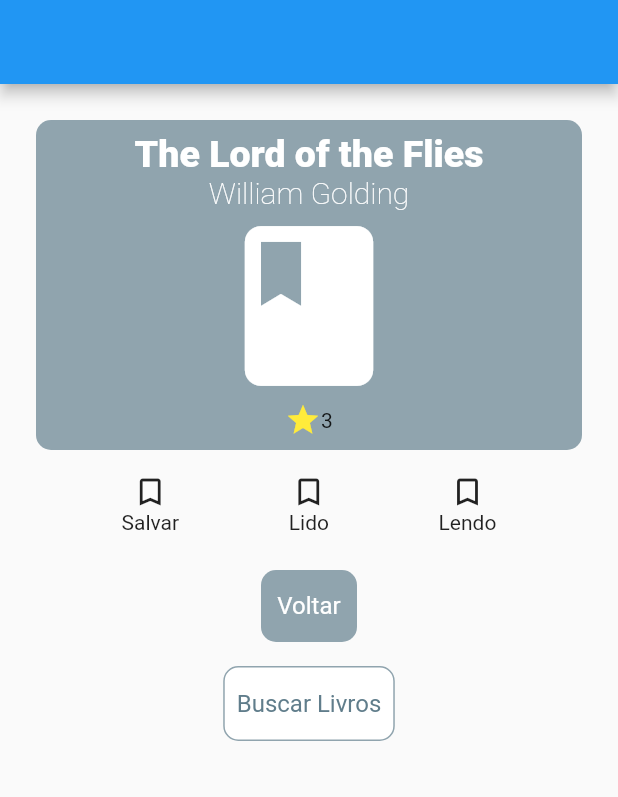
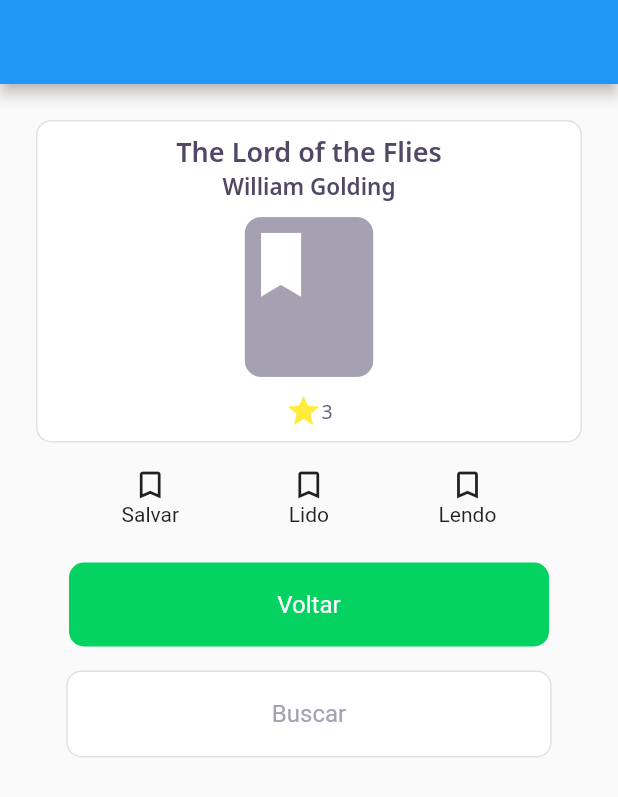
Before and after one commit to 11emilia11/bookshelvesapp, a Flutter app: the screen it shows after launch, on a phone screen of 412 x 824 dp. Shown: the top 797 px of the screen. Run offline on Flutter 3.47's test engine with Material 2 defaults, Android fonts, the phone set to English and light mode, and no system bars; our stand-ins replace google_fonts.

Commit message:
book detail layout ok

```diff
--- a/lib/book/book_detail_page.dart
+++ b/lib/book/book_detail_page.dart
@@ -1,4 +1,6 @@
 import 'package:flutter/material.dart';
+import 'package:bookshelvesapp/core/app_colors.dart';
+import 'package:bookshelvesapp/core/app_text_styles.dart';
 
 class BookDetailPage extends StatefulWidget {
   @override
@@ -17,7 +19,10 @@
 
             children: [
               Container(
-                decoration: BoxDecoration(color: Colors.blueGrey[300], borderRadius:  BorderRadius.circular(10.0) ),
+                decoration: BoxDecoration(
+                  border: Border.fromBorderSide(BorderSide(color: AppColors.border)),color: AppColors.white,
+                  borderRadius: BorderRadius.circular(10)
+                  ),
 
                 margin: const EdgeInsets.all(16),
                 padding: const EdgeInsets.all(8.0),
@@ -26,16 +31,17 @@
                   Column(
                     mainAxisAlignment: MainAxisAlignment.spaceEvenly,
                     children: [
-                      Text('The Lord of the Flies', style: TextStyle(fontWeight: FontWeight.w800, fontSize: 25, color: Colors.white), ),
-                      Text('William Golding', style: TextStyle(fontWeight: FontWeight.w200, fontSize: 20, color: Colors.white), ),
+                      Text('The Lord of the Flies', style: AppTextStyles.heading ),
+                      Text('William Golding', style: AppTextStyles.heading15 ),
                       Icon(Icons.book_rounded, size: 128,
-                       color: Colors.white),
+                       color: AppColors.lightGrey),
                       Row(
+
                         mainAxisAlignment: MainAxisAlignment.center,
 
                         children: [
                           Icon(Icons.star, color: Colors.yellow,),
-                          Text('3', style: TextStyle(fontWeight: FontWeight.w400))
+                          Text('3', style: AppTextStyles.body)
 
                       ],)],
                   ),),
@@ -68,12 +74,14 @@
               Container(
                 padding: EdgeInsets.all(16),
                 child: Column(
-                  mainAxisAlignment: MainAxisAlignment.spaceAround,
+                  mainAxisAlignment: MainAxisAlignment.spaceEvenly,
                   children: [
                     Container(
                       margin: EdgeInsets.all(8),
+                      padding: const EdgeInsets.only(left: 128, right: 128, top: 4, bottom: 4),
                       decoration: BoxDecoration(borderRadius: BorderRadius.circular(10.0),
-                     color:Colors.blueGrey[300] ),
+
+                     color: AppColors.darkGreen ),
                       child: TextButton(
                         style: TextButton.styleFrom(
                           textStyle: const TextStyle(fontSize: 16)),
@@ -83,14 +91,15 @@
 
                     Container(
                      margin: EdgeInsets.all(8),
+                     padding: const EdgeInsets.only(left: 128, right: 128, top: 4, bottom: 4),
                      decoration: BoxDecoration(borderRadius: BorderRadius.circular(10.0),
-                     border: Border.all(width: 1, color: Colors.blueGrey[300]),
+                     border: Border.all(width: 1, color:  Color(0xFFE1E1E6)),
                      color:Colors.white),
                       child: TextButton(
                         style: TextButton.styleFrom(
                           textStyle: const TextStyle(fontSize: 16)),
                         onPressed: () {},
-                        child: const Text('Buscar Livros', style: TextStyle(color: Colors.blueGrey)),),
+                        child: const Text('Buscar', style: TextStyle(color:  Color(0xFFA6A1B2))),),
                     ),
 
                   ],
--- /dev/null
+++ b/lib/core/app_colors.dart
@@ -0,0 +1,38 @@
+import 'package:flutter/material.dart';
+
+class AppColors {
+  static final Color purple = Color(0xFF8257E5);
+  static final Color white = Color(0xFFFFFFFF);
+  static final Color black = Color(0xFF514766);
+  static final Color grey = Color(0xFF6E6680);
+  static final Color lightGrey = Color(0xFFA6A1B2);
+  static final Color border = Color(0xFFE1E1E6);
+  static final Color chartSecondary = Color(0xFFE1E6E3);
+  static final Color chartPrimary = darkGreen;
+
+  //Greens
+  static final Color lightGreen = Color(0xFFE1F5EC);
+  static final Color green = Color(0xFFB8DBCB);
+  static final Color darkGreen = Color(0xFF04D361);
+
+  //Reds
+  static final Color lightRed = Color(0xFFF5E9EC);
+  static final Color red = Color(0xFFE5C5CF);
+  static final Color darkRed = Color(0xFFCC3750);
+
+  //LevelButton
+  static final Color levelButtonFacil = Color(0xFFEBEBFC);
+  static final Color levelButtonMedio = lightGreen;
+  static final Color levelButtonDificil = Color(0xFFF5EFE9);
+  static final Color levelButtonPerito = lightRed;
+
+  static final Color levelButtonBorderFacil = Color(0xFFCECEF5);
+  static final Color levelButtonBorderMedio = green;
+  static final Color levelButtonBorderDificil = Color(0xFFE5D5C5);
+  static final Color levelButtonBorderPerito = red;
+
+  static final Color levelButtonTextFacil = Color(0xFF6363DB);
+  static final Color levelButtonTextMedio = darkGreen;
+  static final Color levelButtonTextDificil = Color(0xFFE8891C);
+  static final Color levelButtonTextPerito = darkRed;
+}
--- /dev/null
+++ b/lib/core/app_text_styles.dart
@@ -0,0 +1,87 @@
+import 'package:flutter/material.dart';
+import 'package:google_fonts/google_fonts.dart';
+
+import 'app_colors.dart';
+
+class AppTextStyles {
+  static final TextStyle title = GoogleFonts.notoSans(
+    color: AppColors.white,
+    fontSize: 20,
+    fontWeight: FontWeight.w400,
+  );
+
+  static final TextStyle titleBold = GoogleFonts.notoSans(
+    color: AppColors.white,
+    fontSize: 20,
+    fontWeight: FontWeight.w600,
+  );
+
+  static final TextStyle heading = GoogleFonts.notoSans(
+    color: AppColors.black,
+    fontSize: 18,
+    fontWeight: FontWeight.w600,
+  );
+
+  static final TextStyle heading40 = GoogleFonts.notoSans(
+    color: AppColors.black,
+    fontSize: 40,
+    fontWeight: FontWeight.w600,
+  );
+
+  static final TextStyle heading15 = GoogleFonts.notoSans(
+    color: AppColors.black,
+    fontSize: 15,
+    fontWeight: FontWeight.w600,
+  );
+
+  static final TextStyle body = GoogleFonts.notoSans(
+    color: AppColors.grey,
+    fontSize: 13,
+    fontWeight: FontWeight.normal,
+  );
+
+  static final TextStyle bodyBold = GoogleFonts.notoSans(
+    color: AppColors.grey,
+    fontSize: 13,
+    fontWeight: FontWeight.bold,
+  );
+
+  static final TextStyle bodylightGrey = GoogleFonts.notoSans(
+    color: AppColors.lightGreen,
+    fontSize: 13,
+    fontWeight: FontWeight.normal,
+  );
+  static final TextStyle bodyDarkGreen = GoogleFonts.notoSans(
+    color: AppColors.darkGreen,
+    fontSize: 13,
+    fontWeight: FontWeight.w500,
+  );
+
+  static final TextStyle bodyDarkRed = GoogleFonts.notoSans(
+    color: AppColors.darkRed,
+    fontSize: 13,
+    fontWeight: FontWeight.w500,
+  );
+
+  static final TextStyle body20 = GoogleFonts.notoSans(
+    color: AppColors.grey,
+    fontSize: 20,
+    fontWeight: FontWeight.normal,
+  );
+  static final TextStyle bodyLightGrey20 = GoogleFonts.notoSans(
+    color: AppColors.lightGrey,
+    fontSize: 20,
+    fontWeight: FontWeight.normal,
+  );
+
+  static final TextStyle bodyWhite20 = GoogleFonts.notoSans(
+    color: AppColors.white,
+    fontSize: 20,
+    fontWeight: FontWeight.normal,
+  );
+  static final TextStyle body11 = GoogleFonts.notoSans(
+    color: AppColors.grey,
+    fontSize: 11,
+    fontWeight: FontWeight.normal,
+  );
+}
```
Also changed, not shown: pubspec.yaml (+1 -42 lines), pubspec.lock.
